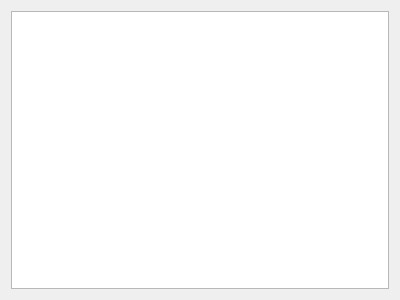
First picture: the form in speedwagon/frontend/qtwidgets/ui/console.ui, repository UIUCLibrary/Speedwagon, before the edit.
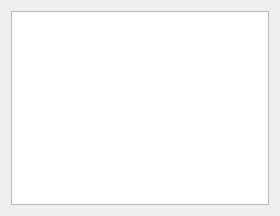
Second picture: the form after the edit.

What changed in the file:
```diff
--- a/speedwagon/frontend/qtwidgets/ui/console.ui
+++ b/speedwagon/frontend/qtwidgets/ui/console.ui
@@ -6,8 +6,8 @@
    <rect>
     <x>0</x>
     <y>0</y>
-    <width>400</width>
-    <height>300</height>
+    <width>280</width>
+    <height>216</height>
    </rect>
   </property>
   <property name="windowTitle">
```
